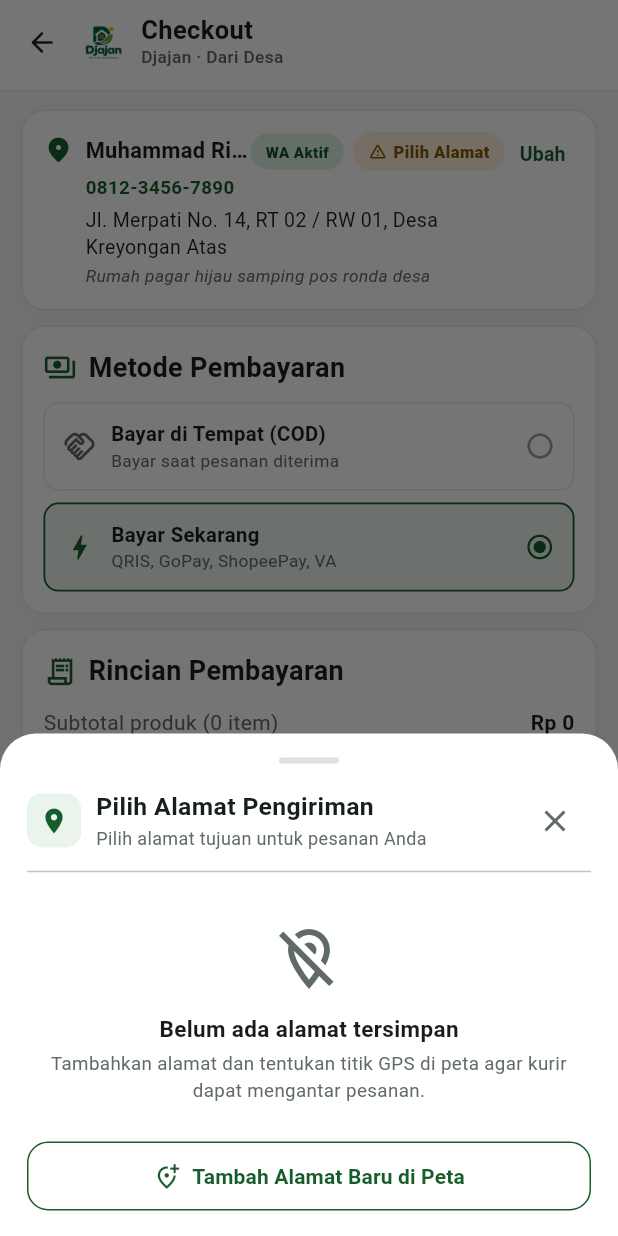
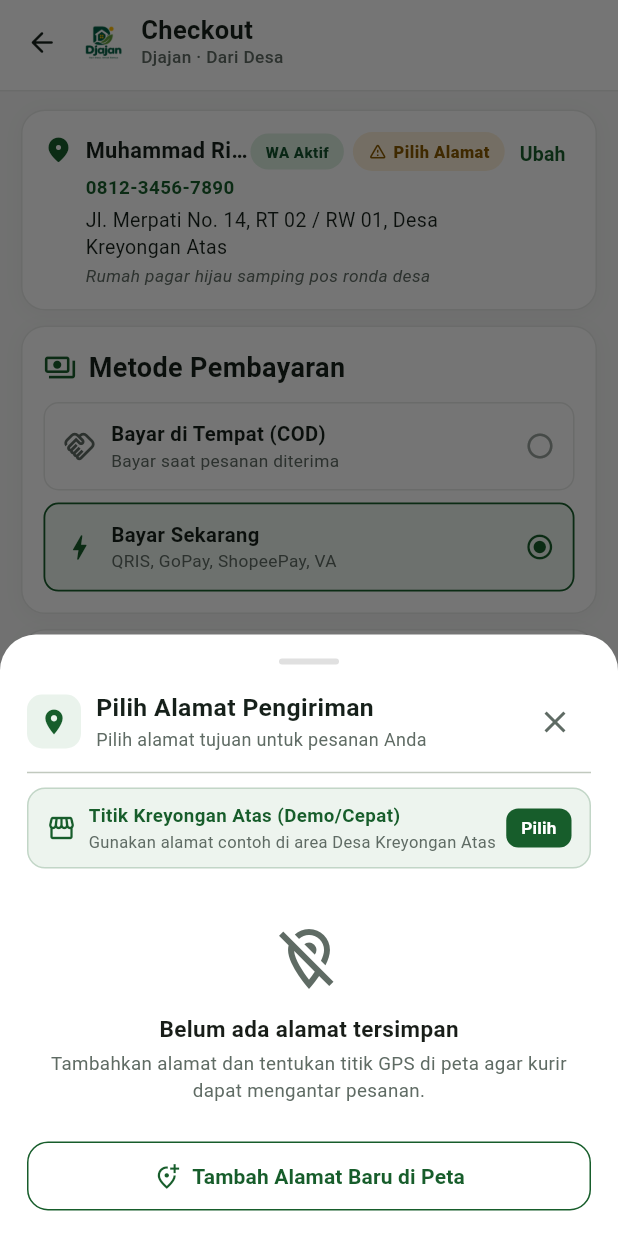
Before and after one commit to bgnrstudents/djajan-mobile, a Flutter app: the OrderCheckoutScreen screen opened directly with empty values, after a tap on "Ubah", on a phone screen of 412 x 824 dp. Run offline on Flutter 3.47's test engine with Material 3 defaults, Android fonts, the phone set to English and light mode, and no system bars; our stand-ins replace flutter_map, geolocator, google_sign_in, image_picker, latlong2, shared_preferences and 1 more; accounts and stored records are empty; network calls fail.

Commit message:
feat(location): support pin-based address coordinates, demo Kreyongan preset, and courier out-of-range guards (Item A.3 & B.3)

```diff
--- a/lib/screens/customer/order/address_picker_sheet.dart
+++ b/lib/screens/customer/order/address_picker_sheet.dart
@@ -103,6 +103,52 @@ class _AddressPickerSheetState extends State<_AddressPickerSheet> {
     }
   }
 
+  Future<void> _useDemoKreyonganAddress() async {
+    final existing = widget.settings.addresses.cast<CustomerAddress?>().firstWhere(
+      (a) => a?.label == 'Rumah (Kreyongan Atas)',
+      orElse: () => null,
+    );
+    if (existing != null) {
+      Navigator.of(context).pop(existing);
+      return;
+    }
+
+    try {
+      await widget.settings.saveAddress(
+        label: 'Rumah (Kreyongan Atas)',
+        recipient: 'Budi Pelanggan',
+        phone: '081234567890',
+        address: 'Jl. Merpati No. 14, RT 02 / RW 01, Desa Kreyongan Atas',
+        note: 'Dekat balai RT & pos ronda Kreyongan Atas',
+        latitude: -8.1588,
+        longitude: 113.7032,
+        primary: true,
+      );
+      await widget.settings.load();
+      final created = widget.settings.addresses.cast<CustomerAddress?>().firstWhere(
+        (a) => a?.label == 'Rumah (Kreyongan Atas)',
+        orElse: () => null,
+      ) ?? widget.settings.primaryAddress;
+      if (created != null && mounted) {
+        Navigator.of(context).pop(created);
+        return;
+      }
+    } catch (_) {
+      const fallback = CustomerAddress(
+        id: 9999,
+        label: 'Rumah (Kreyongan Atas)',
+        recipient: 'Budi Pelanggan',
+        phone: '081234567890',
+        address: 'Jl. Merpati No. 14, RT 02 / RW 01, Desa Kreyongan Atas',
+        note: 'Dekat balai RT Kreyongan Atas',
+        latitude: -8.1588,
+        longitude: 113.7032,
+        primary: true,
+      );
+      if (mounted) Navigator.of(context).pop(fallback);
+    }
+  }
+
   @override
   Widget build(BuildContext context) {
     final addresses = widget.settings.addresses;
@@ -170,6 +216,59 @@ class _AddressPickerSheetState extends State<_AddressPickerSheet> {
               ],
             ),
             const Divider(height: 20),
+
+            // Demo / Fast Preset Banner Kreyongan Atas
+            Container(
+              margin: const EdgeInsets.only(bottom: 12),
+              padding: const EdgeInsets.symmetric(horizontal: 12, vertical: 9),
+              decoration: BoxDecoration(
+                color: OC.banner,
+                borderRadius: BorderRadius.circular(12),
+                border: Border.all(color: OC.primary.withValues(alpha: 0.2)),
+              ),
+              child: Row(
+                children: [
+                  const Icon(Icons.storefront_outlined, color: OC.primary, size: 20),
+                  const SizedBox(width: 8),
+                  const Expanded(
+                    child: Column(
+                      crossAxisAlignment: CrossAxisAlignment.start,
+                      children: [
+                        Text(
+                          'Titik Kreyongan Atas (Demo/Cepat)',
+                          style: TextStyle(
+                            fontSize: 12.5,
+                            fontWeight: FontWeight.bold,
+                            color: OC.primary,
+                          ),
+                        ),
+                        Text(
+                          'Gunakan alamat contoh di area Desa Kreyongan Atas',
+                          style: TextStyle(fontSize: 11, color: OC.muted),
+                        ),
+                      ],
+                    ),
+                  ),
+                  TextButton(
+                    onPressed: _useDemoKreyonganAddress,
+                    style: TextButton.styleFrom(
+                      backgroundColor: OC.primary,
+                      foregroundColor: Colors.white,
+                      padding: const EdgeInsets.symmetric(horizontal: 10, vertical: 5),
+                      minimumSize: Size.zero,
+                      tapTargetSize: MaterialTapTargetSize.shrinkWrap,
+                      shape: RoundedRectangleBorder(
+                        borderRadius: BorderRadius.circular(8),
+                      ),
+                    ),
+                    child: const Text(
+                      'Pilih',
+                      style: TextStyle(fontSize: 11.5, fontWeight: FontWeight.bold),
+                    ),
+                  ),
+                ],
+              ),
+            ),
 
             // Daftar Alamat
             if (addresses.isEmpty) ...[
--- a/lib/screens/customer/order/order_checkout_screen.dart
+++ b/lib/screens/customer/order/order_checkout_screen.dart
@@ -82,13 +82,15 @@ class _OrderCheckoutScreenState extends State<OrderCheckoutScreen> {
   late final List<_VendorDraft> _vendors;
 
   /// true jika alamat utama yang dipilih memiliki koordinat GPS tersimpan
-  bool _addressHasCoords = false;
+  bool _addressHasCoords = true;
 
   Recipient _recipient = const Recipient(
     name: 'Muhammad Rizki',
     phone: '0812-3456-7890',
     address: 'Jl. Merpati No. 14, RT 02 / RW 01, Desa Kreyongan Atas',
     addressNote: 'Rumah pagar hijau samping pos ronda desa',
+    latitude: -8.1588,
+    longitude: 113.7032,
   );
 
   late PaymentMethod _method;
@@ -143,7 +145,12 @@ class _OrderCheckoutScreenState extends State<OrderCheckoutScreen> {
       await settings.load();
       final address = settings.primaryAddress ??
           (settings.addresses.isNotEmpty ? settings.addresses.first : null);
-      if (!mounted || address == null || address.id == 0) return;
+      if (!mounted || address == null || address.id == 0) {
+        if (_addressHasCoords) {
+          _calculateOngkirForVendors();
+        }
+        return;
+      }
       setState(() {
         _recipient = Recipient(
           addressId: address.id,
@@ -193,6 +200,9 @@ class _OrderCheckoutScreenState extends State<OrderCheckoutScreen> {
         v.calculatedFee = result.isOutOfRange ? null : result.deliveryFee;
         v.distanceKm = result.distanceKm;
         v.calculationMessage = result.message;
+        if (result.isOutOfRange && v.pickupAvailable) {
+          v.delivery = DeliveryMethod.pickup;
+        }
       });
     } catch (_) {
       if (!mounted) return;
@@ -595,6 +605,14 @@ class _OrderCheckoutScreenState extends State<OrderCheckoutScreen> {
                 subtitle: courierSubtitle,
                 price: courierPrice,
                 onTap: () {
+                  if (v.isOutOfRange) {
+                    showToast(
+                      context,
+                      'Alamat di luar jangkauan kurir ${v.umkmName}. Silakan pilih Ambil Sendiri (Pickup) atau ubah alamat.',
+                      error: true,
+                    );
+                    return;
+                  }
                   setState(() => v.delivery = DeliveryMethod.courier);
                   if (v.calculatedFee == null && _addressHasCoords) {
                     _calculateOngkirForSingleVendor(v);
```
Also changed, not shown: lib/widgets/osm_map_picker.dart (+16 -1 lines), 1 other file.
